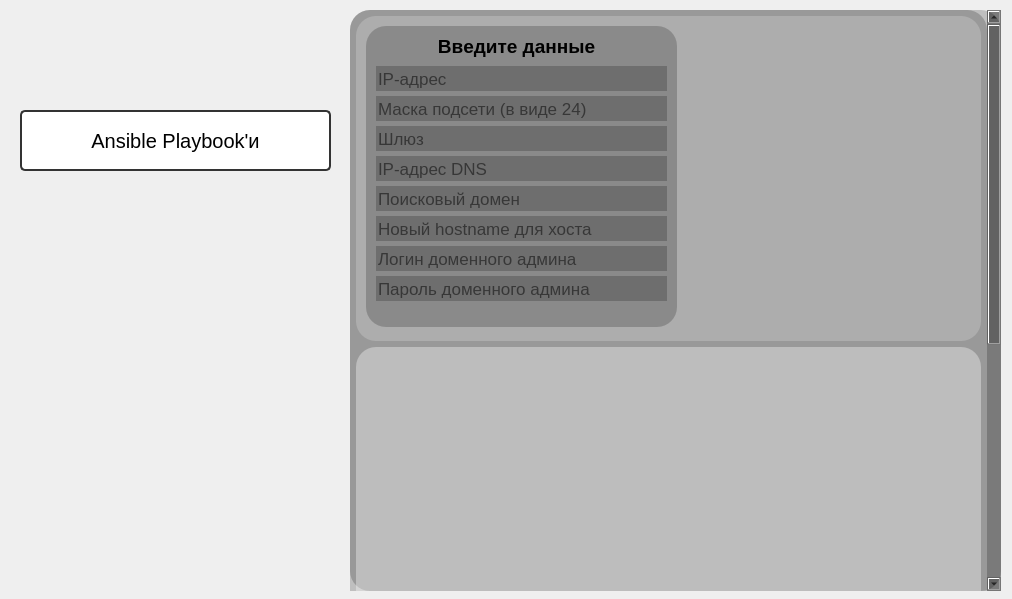
Old version of the form python3/test.ui in the repository GavriilSleptsov/ansible.
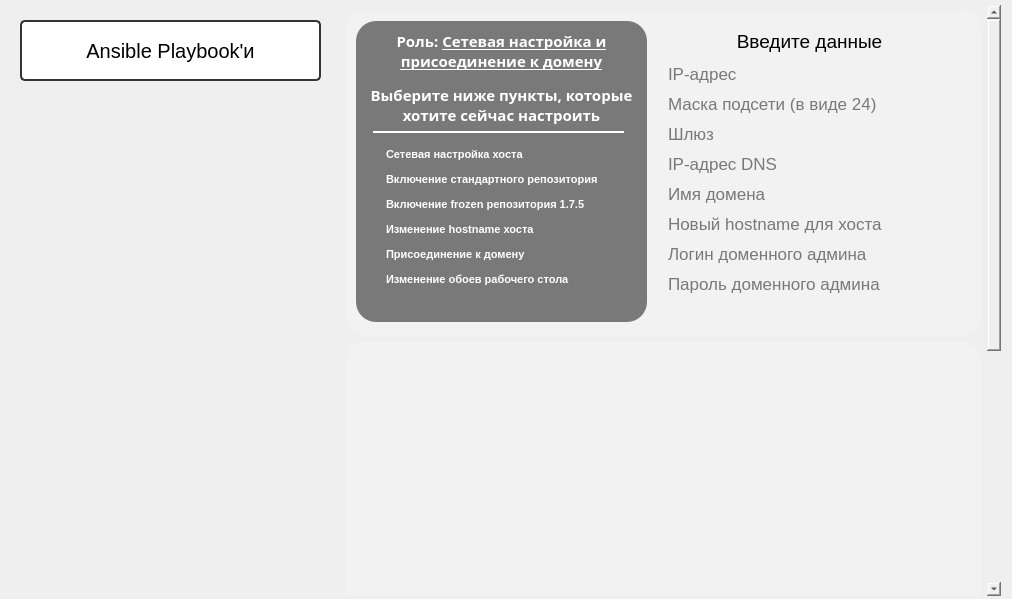
New version of the form. Icons and pictures are not drawn.

```diff
--- a/python3/test.ui
+++ b/python3/test.ui
@@ -58,7 +58,7 @@
      <rect>
       <x>10</x>
       <y>10</y>
-      <width>331</width>
+      <width>321</width>
       <height>581</height>
      </rect>
     </property>
@@ -76,8 +76,8 @@
     <property name="geometry">
      <rect>
       <x>20</x>
-      <y>110</y>
-      <width>311</width>
+      <y>20</y>
+      <width>301</width>
       <height>61</height>
      </rect>
     </property>
@@ -117,15 +117,15 @@
    <widget class="QScrollArea" name="AnsibleScroll_Area">
     <property name="geometry">
      <rect>
-      <x>350</x>
-      <y>10</y>
-      <width>651</width>
-      <height>581</height>
+      <x>340</x>
+      <y>5</y>
+      <width>661</width>
+      <height>591</height>
      </rect>
     </property>
     <property name="styleSheet">
-     <string notr="true">border-radius: 20px;
-background: rgba(0,0,0,0.2);</string>
+     <string notr="true">background: transparent;
+border: none;</string>
     </property>
     <property name="verticalScrollBarPolicy">
      <enum>Qt::ScrollBarAsNeeded</enum>
@@ -144,7 +144,7 @@
       <rect>
        <x>0</x>
        <y>0</y>
-       <width>634</width>
+       <width>644</width>
        <height>1000</height>
       </rect>
      </property>
@@ -200,7 +200,7 @@
         <widget class="QFrame" name="network_and_domain_frame">
          <property name="geometry">
           <rect>
-           <x>10</x>
+           <x>310</x>
            <y>10</y>
            <width>311</width>
            <height>301</height>
@@ -331,7 +331,7 @@
            </font>
           </property>
           <property name="placeholderText">
-           <string>Поисковый домен</string>
+           <string>Имя домена</string>
           </property>
           <property name="clearButtonEnabled">
            <bool>true</bool>
@@ -409,7 +409,7 @@
          <widget class="QLabel" name="network_and_domain_frame_title">
           <property name="geometry">
            <rect>
-            <x>60</x>
+            <x>63</x>
             <y>5</y>
             <width>181</width>
             <height>31</height>
@@ -419,12 +419,12 @@
            <font>
             <family>Yu Gothic UI</family>
             <pointsize>14</pointsize>
-            <weight>75</weight>
+            <weight>50</weight>
             <italic>false</italic>
-            <bold>true</bold>
+            <bold>false</bold>
             <underline>false</underline>
             <strikeout>false</strikeout>
-            <kerning>false</kerning>
+            <kerning>true</kerning>
            </font>
           </property>
           <property name="styleSheet">
@@ -440,12 +440,231 @@
           </property>
          </widget>
         </widget>
+        <widget class="QTextBrowser" name="network_and_domain_text">
+         <property name="geometry">
+          <rect>
+           <x>10</x>
+           <y>10</y>
+           <width>291</width>
+           <height>301</height>
+          </rect>
+         </property>
+         <property name="font">
+          <font>
+           <family>Sitka Heading</family>
+           <pointsize>11</pointsize>
+           <weight>75</weight>
+           <bold>true</bold>
+          </font>
+         </property>
+         <property name="styleSheet">
+          <string notr="true">QTextBrowser#network_and_domain_text {
+	background: rgba(0,0,0,0.5);
+	border-radius: 20px;
+	padding: 5px 0px 0px 0px;
+}
+</string>
+         </property>
+         <property name="html">
+          <string>&lt;!DOCTYPE HTML PUBLIC &quot;-//W3C//DTD HTML 4.0//EN&quot; &quot;http://www.w3.org/TR/REC-html40/strict.dtd&quot;&gt;
+&lt;html&gt;&lt;head&gt;&lt;meta name=&quot;qrichtext&quot; content=&quot;1&quot; /&gt;&lt;style type=&quot;text/css&quot;&gt;
+p, li { white-space: pre-wrap; }
+&lt;/style&gt;&lt;/head&gt;&lt;body style=&quot; font-family:'Sitka Heading'; font-size:11pt; font-weight:600; font-style:normal;&quot;&gt;
+&lt;p align=&quot;center&quot; style=&quot; margin-top:12px; margin-bottom:12px; margin-left:0px; margin-right:0px; -qt-block-indent:0; text-indent:0px;&quot;&gt;&lt;span style=&quot; font-family:'MS Shell Dlg 2'; color:#ffffff;&quot;&gt;Роль: &lt;/span&gt;&lt;span style=&quot; font-family:'MS Shell Dlg 2'; text-decoration: underline; color:#ffffff;&quot;&gt;Сетевая настройка и присоединение к домену&lt;/span&gt;&lt;/p&gt;
+&lt;p align=&quot;center&quot; style=&quot; margin-top:12px; margin-bottom:12px; margin-left:0px; margin-right:0px; -qt-block-indent:0; text-indent:0px;&quot;&gt;&lt;span style=&quot; font-family:'MS Shell Dlg 2'; color:#ffffff;&quot;&gt;Выберите ниже пункты, которые хотите сейчас настроить&lt;/span&gt;&lt;/p&gt;&lt;/body&gt;&lt;/html&gt;</string>
+         </property>
+        </widget>
+        <widget class="Line" name="line">
+         <property name="geometry">
+          <rect>
+           <x>27</x>
+           <y>120</y>
+           <width>251</width>
+           <height>2</height>
+          </rect>
+         </property>
+         <property name="styleSheet">
+          <string notr="true">background: #fff;</string>
+         </property>
+         <property name="orientation">
+          <enum>Qt::Horizontal</enum>
+         </property>
+        </widget>
+        <widget class="QCheckBox" name="check_network">
+         <property name="geometry">
+          <rect>
+           <x>20</x>
+           <y>135</y>
+           <width>251</width>
+           <height>17</height>
+          </rect>
+         </property>
+         <property name="font">
+          <font>
+           <family>MS Shell Dlg 2</family>
+           <pointsize>8</pointsize>
+           <weight>75</weight>
+           <bold>true</bold>
+          </font>
+         </property>
+         <property name="cursor">
+          <cursorShape>PointingHandCursor</cursorShape>
+         </property>
+         <property name="styleSheet">
+          <string notr="true">QCheckBox#check_network {
+	color: #fff;
+}</string>
+         </property>
+         <property name="text">
+          <string>Сетевая настройка хоста</string>
+         </property>
+        </widget>
+        <widget class="QCheckBox" name="stable_repo">
+         <property name="geometry">
+          <rect>
+           <x>20</x>
+           <y>160</y>
+           <width>251</width>
+           <height>17</height>
+          </rect>
+         </property>
+         <property name="font">
+          <font>
+           <pointsize>8</pointsize>
+           <weight>75</weight>
+           <bold>true</bold>
+          </font>
+         </property>
+         <property name="cursor">
+          <cursorShape>PointingHandCursor</cursorShape>
+         </property>
+         <property name="styleSheet">
+          <string notr="true">QCheckBox#stable_repo {
+	color: #fff;
+}</string>
+         </property>
+         <property name="text">
+          <string>Включение стандартного репозитория</string>
+         </property>
+        </widget>
+        <widget class="QCheckBox" name="frozen_repo">
+         <property name="geometry">
+          <rect>
+           <x>20</x>
+           <y>185</y>
+           <width>251</width>
+           <height>17</height>
+          </rect>
+         </property>
+         <property name="font">
+          <font>
+           <pointsize>8</pointsize>
+           <weight>75</weight>
+           <bold>true</bold>
+          </font>
+         </property>
+         <property name="cursor">
+          <cursorShape>PointingHandCursor</cursorShape>
+         </property>
+         <property name="styleSheet">
+          <string notr="true">QCheckBox#frozen_repo {
+	color: #fff;
+}</string>
+         </property>
+         <property name="text">
+          <string>Включение frozen репозитория 1.7.5</string>
+         </property>
+        </widget>
+        <widget class="QCheckBox" name="change_hostname">
+         <property name="geometry">
+          <rect>
+           <x>20</x>
+           <y>210</y>
+           <width>251</width>
+           <height>17</height>
+          </rect>
+         </property>
+         <property name="font">
+          <font>
+           <pointsize>8</pointsize>
+           <weight>75</weight>
+           <bold>true</bold>
+          </font>
+         </property>
+         <property name="cursor">
+          <cursorShape>PointingHandCursor</cursorShape>
+         </property>
+         <property name="styleSheet">
+          <string notr="true">QCheckBox#change_hostname {
+	color: #fff;
+}</string>
+         </property>
+         <property name="text">
+          <string>Изменение hostname хоста</string>
+         </property>
+        </widget>
+        <widget class="QCheckBox" name="change_domain">
+         <property name="geometry">
+          <rect>
+           <x>20</x>
+           <y>235</y>
+           <width>251</width>
+           <height>17</height>
+          </rect>
+         </property>
+         <property name="font">
+          <font>
+           <pointsize>8</pointsize>
+           <weight>75</weight>
+           <bold>true</bold>
+          </font>
+         </property>
+         <property name="cursor">
+          <cursorShape>PointingHandCursor</cursorShape>
+         </property>
+         <property name="styleSheet">
+          <string notr="true">QCheckBox#change_domain {
+	color: #fff;
+}</string>
+         </property>
+         <property name="text">
+          <string>Присоединение к домену</string>
+         </property>
+        </widget>
+        <widget class="QCheckBox" name="change_wallpaper">
+         <property name="geometry">
+          <rect>
+           <x>20</x>
+           <y>260</y>
+           <width>251</width>
+           <height>17</height>
+          </rect>
+         </property>
+         <property name="font">
+          <font>
+           <pointsize>8</pointsize>
+           <weight>75</weight>
+           <bold>true</bold>
+          </font>
+         </property>
+         <property name="cursor">
+          <cursorShape>PointingHandCursor</cursorShape>
+         </property>
+         <property name="styleSheet">
+          <string notr="true">QCheckBox#change_wallpaper {
+	color: #fff;
+}</string>
+         </property>
+         <property name="text">
+          <string>Изменение обоев рабочего стола</string>
+         </property>
+        </widget>
        </widget>
       </item>
       <item>
        <widget class="QFrame" name="Ansible_network_folders">
         <property name="styleSheet">
-         <string notr="true">background: rgba(255,255,255,0.35);
+         <string notr="true">background: rgba(255,255,255,0.2);
 border-radius: 20px;</string>
         </property>
         <property name="frameShape">
```
Left out of the diff: 11 changed lines with no effect on the pictures.
